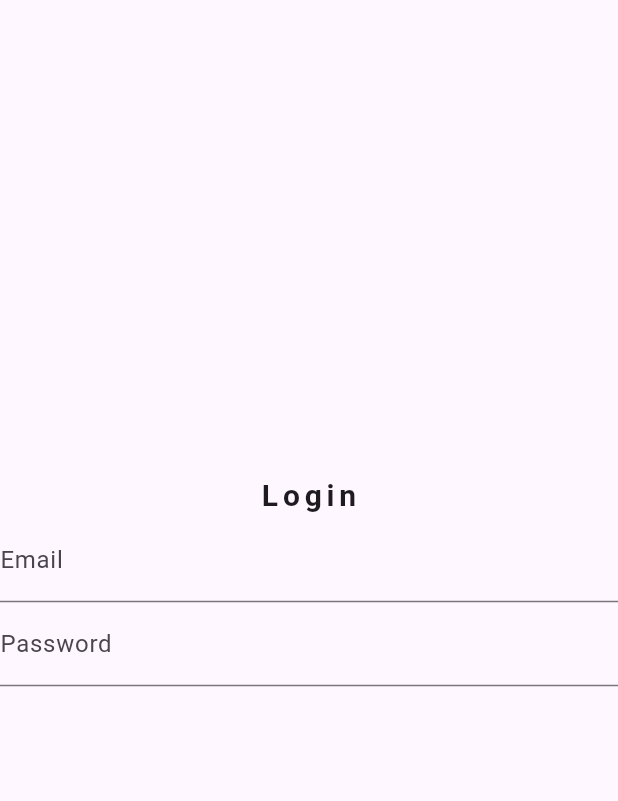
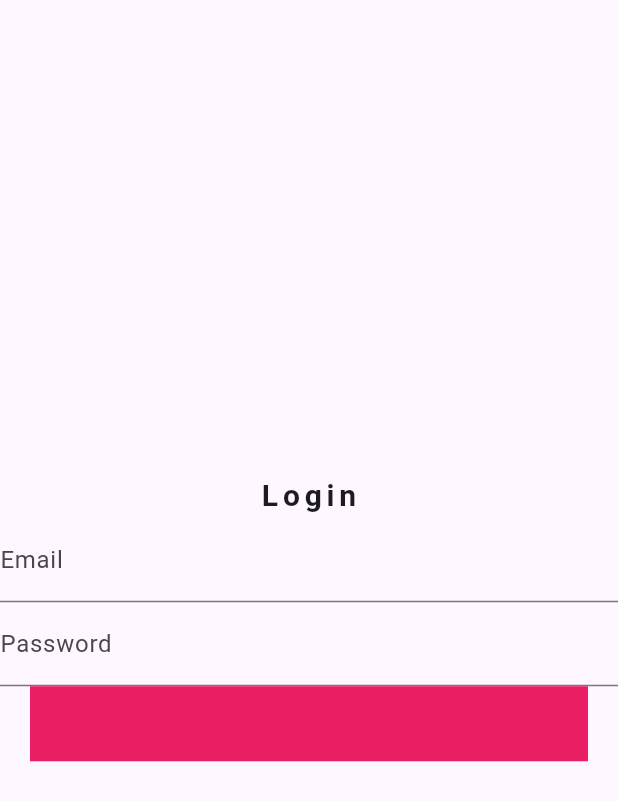
Before and after one commit to adogbeji/FlutterPracticeApp3, a Flutter app: the screen it shows after launch, on a phone screen of 412 x 824 dp. Shown: the top 801 px of the screen. Run offline on Flutter 3.47's test engine with Material 2 defaults, Android fonts, the phone set to English and light mode, and no system bars.

Commit message:
Set pink colour for button in login screen

```diff
--- a/lib/views/screens/auth/login_screen.dart
+++ b/lib/views/screens/auth/login_screen.dart
@@ -29,7 +29,10 @@ class LoginScreen extends StatelessWidget {
           ),
           Container(
             height: 50,
-            width: MediaQuery.of(context).size.width,
+            width: MediaQuery.of(context).size.width - 40,
+            decoration: const BoxDecoration(
+              color: Colors.pink,
+            ),
           ),
         ],
       ),
```
